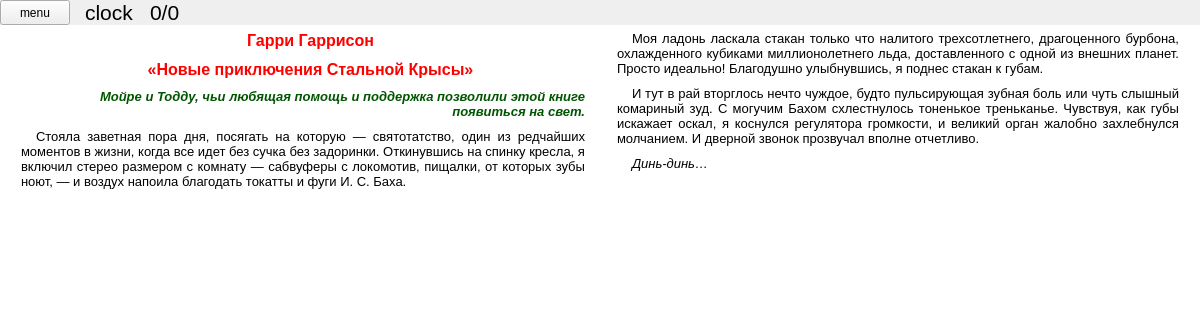
JerryShe/O-Reader, file parser-test/readingwindow.ui: the form before one commit; both pictures show x 0 to 1200 and y 0 to 320 of the 1200 by 710 pixel window.
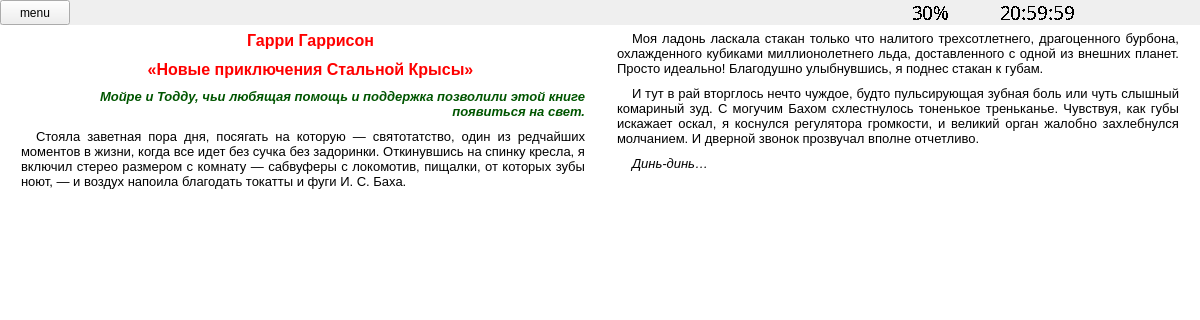
The form after the commit.

What changed in the file:
```diff
--- a/parser-test/readingwindow.ui
+++ b/parser-test/readingwindow.ui
@@ -125,7 +125,36 @@
         </widget>
        </item>
        <item>
-        <spacer name="horizontalSpacer_4">
+        <spacer name="horizontalSpacer">
+         <property name="orientation">
+          <enum>Qt::Horizontal</enum>
+         </property>
+         <property name="sizeHint" stdset="0">
+          <size>
+           <width>686</width>
+           <height>0</height>
+          </size>
+         </property>
+        </spacer>
+       </item>
+       <item>
+        <widget class="QLabel" name="Progress">
+         <property name="font">
+          <font>
+           <family>Batang</family>
+           <pointsize>14</pointsize>
+           <weight>50</weight>
+           <bold>false</bold>
+           <stylestrategy>NoAntialias</stylestrategy>
+          </font>
+         </property>
+         <property name="text">
+          <string>30%</string>
+         </property>
+        </widget>
+       </item>
+       <item>
+        <spacer name="horizontalSpacer_2">
          <property name="orientation">
           <enum>Qt::Horizontal</enum>
          </property>
@@ -134,7 +163,7 @@
          </property>
          <property name="sizeHint" stdset="0">
           <size>
-           <width>15</width>
+           <width>50</width>
            <height>0</height>
           </size>
          </property>
@@ -144,7 +173,7 @@
         <widget class="QLabel" name="Clock">
          <property name="minimumSize">
           <size>
-           <width>50</width>
+           <width>75</width>
            <height>25</height>
           </size>
          </property>
@@ -156,11 +185,15 @@
          </property>
          <property name="font">
           <font>
-           <pointsize>16</pointsize>
+           <family>Batang</family>
+           <pointsize>14</pointsize>
+           <weight>50</weight>
+           <bold>false</bold>
+           <stylestrategy>NoAntialias</stylestrategy>
           </font>
          </property>
          <property name="text">
-          <string>clock</string>
+          <string>20:59:59</string>
          </property>
         </widget>
        </item>
@@ -174,33 +207,7 @@
          </property>
          <property name="sizeHint" stdset="0">
           <size>
-           <width>15</width>
-           <height>0</height>
-          </size>
-         </property>
-        </spacer>
-       </item>
-       <item>
-        <widget class="QLabel" name="Progress">
-         <property name="font">
-          <font>
-           <pointsize>16</pointsize>
-           <stylestrategy>PreferAntialias</stylestrategy>
-          </font>
-         </property>
-         <property name="text">
-          <string>0/0</string>
-         </property>
-        </widget>
-       </item>
-       <item>
-        <spacer name="horizontalSpacer">
-         <property name="orientation">
-          <enum>Qt::Horizontal</enum>
-         </property>
-         <property name="sizeHint" stdset="0">
-          <size>
-           <width>686</width>
+           <width>50</width>
            <height>0</height>
           </size>
          </property>
```
Left out of the diff: 2 changed lines with no effect on the pictures.
